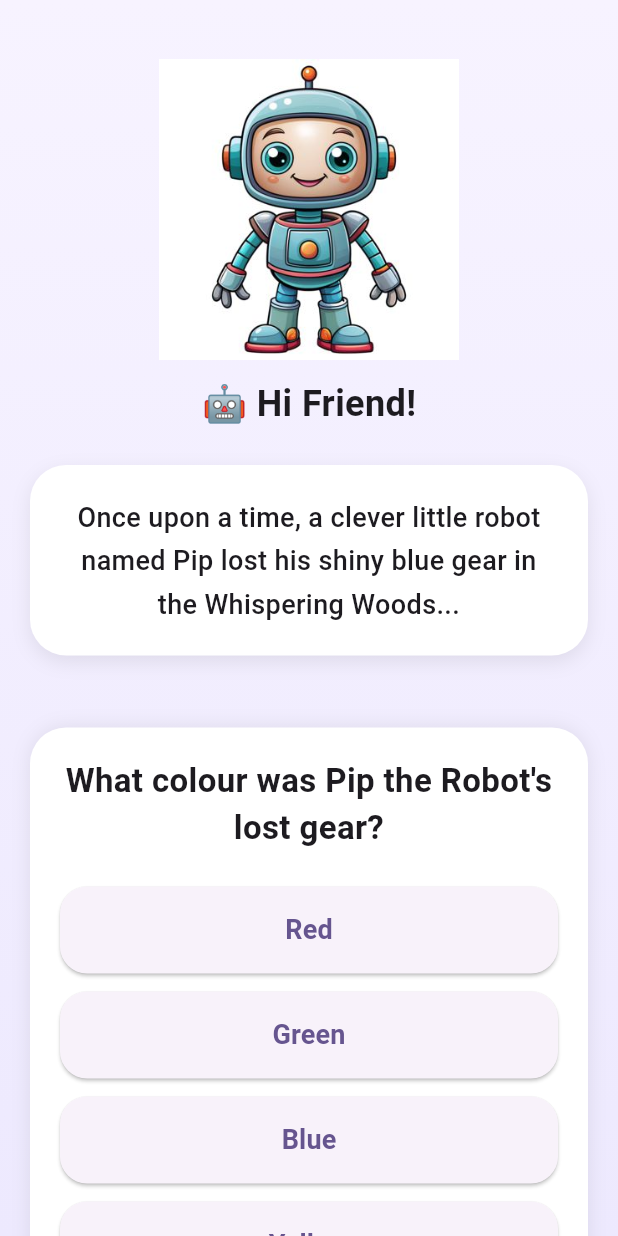
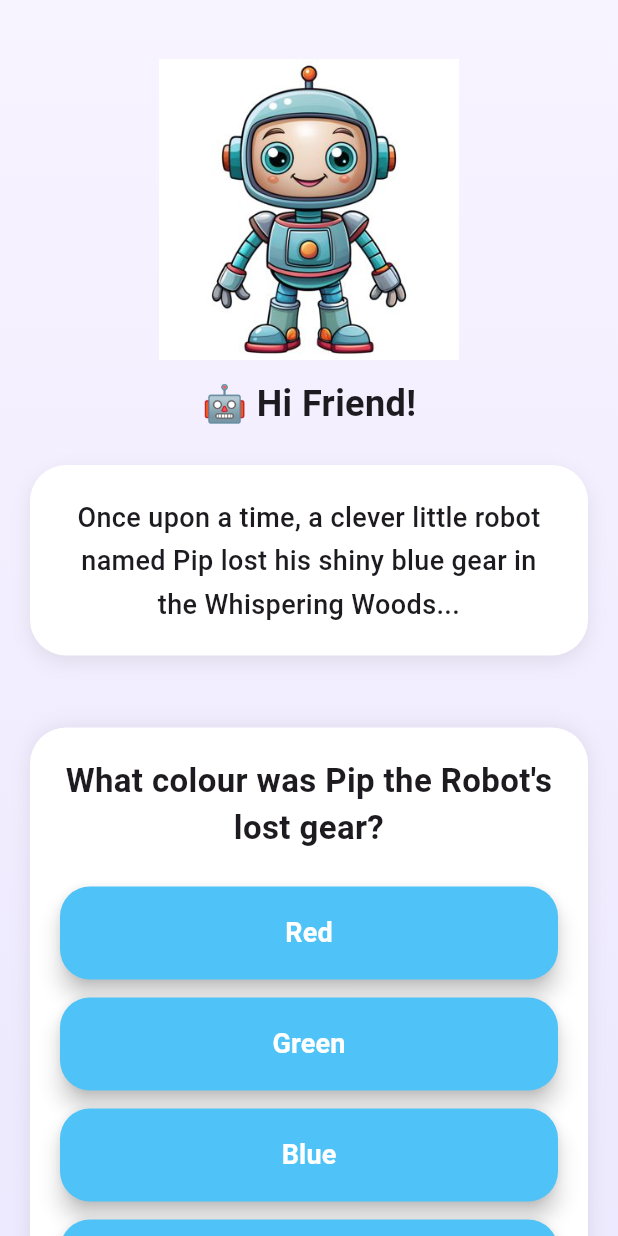
Before and after one commit to samallen-devv/Peblo.ai, a Flutter app: the screen it shows after launch, after a tap on "Read Me A Story", on a phone screen of 412 x 824 dp. Run offline on Flutter 3.47's test engine with Material 3 defaults, Android fonts, the light colour scheme and no system bars; our stand-ins replace confetti, flutter_riverpod, flutter_tts, go_router.

Commit message:
fixed option button widget button file with adding elevated button

```diff
--- a/lib/features/story_buddy/presentation/widgets/option_button.dart
+++ b/lib/features/story_buddy/presentation/widgets/option_button.dart
@@ -17,11 +17,14 @@ class OptionButton extends StatelessWidget {
       child: ElevatedButton(
         onPressed: onTap,
         style: ElevatedButton.styleFrom(
+          backgroundColor: const Color(0xFF4FC3F7),
+          foregroundColor: Colors.white,
+          elevation: 6,
           padding: const EdgeInsets.symmetric(
-            vertical: 16,
+            vertical: 18,
           ),
           shape: RoundedRectangleBorder(
-            borderRadius: BorderRadius.circular(18),
+            borderRadius: BorderRadius.circular(20),
           ),
         ),
         child: Text(
```
